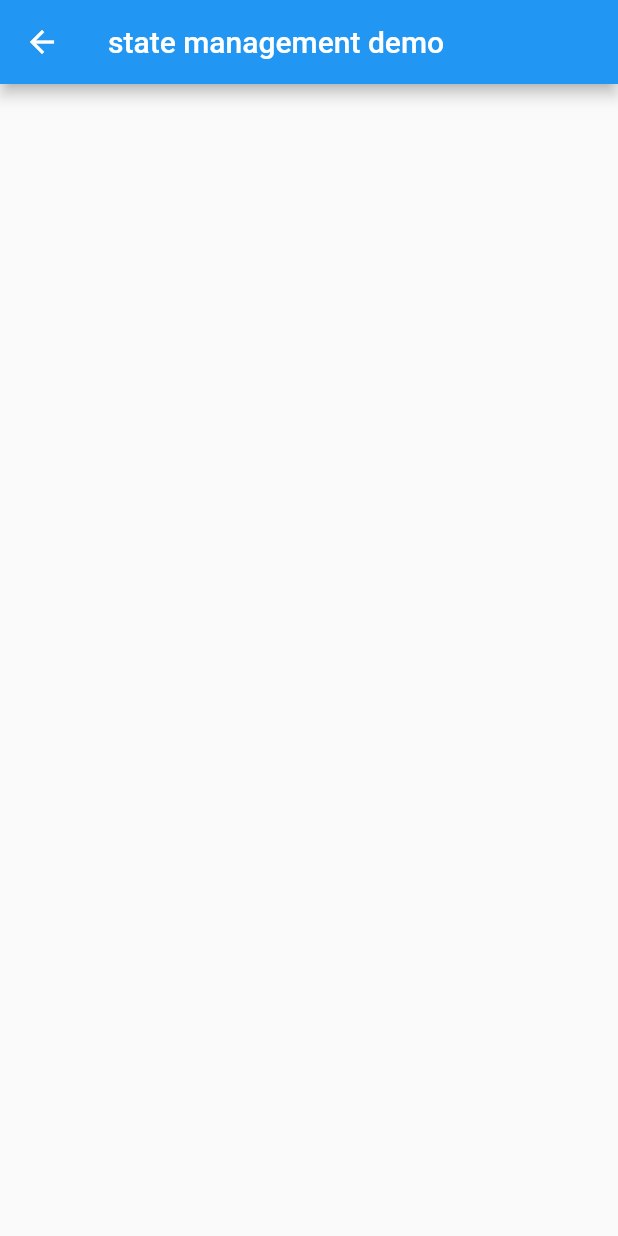
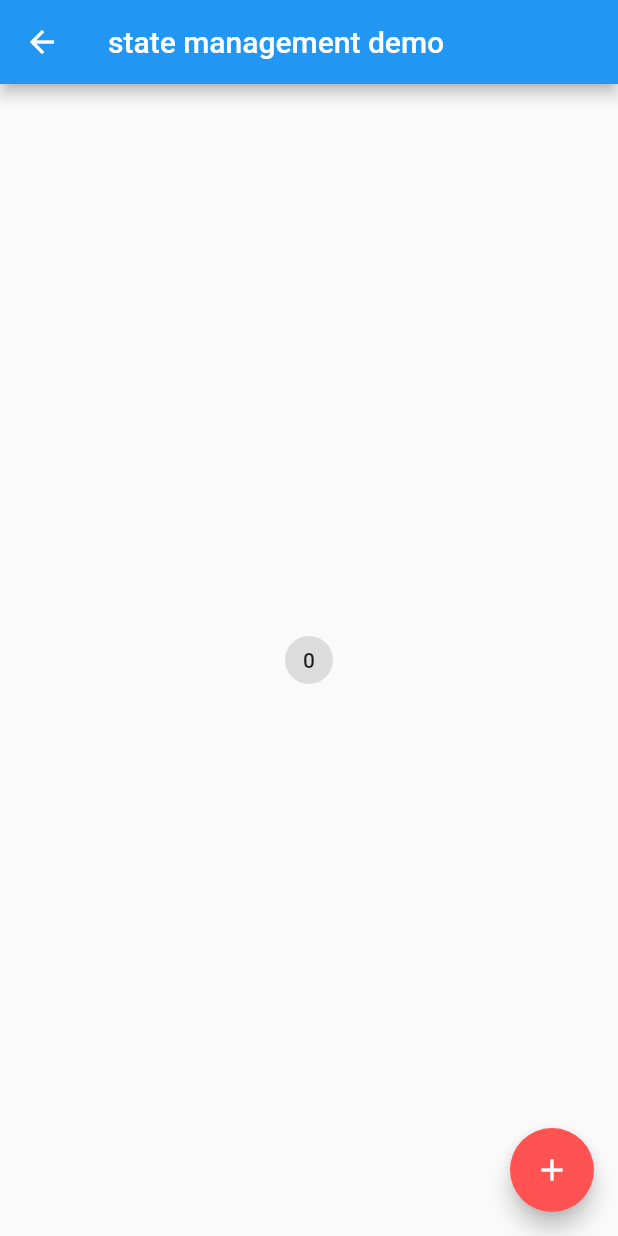
Before and after one commit to linsgmg/common_widget, a Flutter app: the StateManagementDemo screen opened by its route, on a phone screen of 412 x 824 dp. Run offline on Flutter 3.47's test engine with Material 2 defaults, Android fonts, the phone set to English and light mode, and no system bars; network calls fail.

```diff
--- a/lib/bottom_navigation_bar_demo.dart
+++ b/lib/bottom_navigation_bar_demo.dart
@@ -24,7 +24,7 @@ class _BottomNavigationBarDemoState extends State<BottomNavigationBarDemo> {
         Navigator.pushNamed(context, '/state_managemet_demo');
       }else if(index==3){
         debugPrint('底部按钮四');
-        Navigator.pushNamed(context, '/material_componets_demo');
+        Navigator.pushNamed(context, '/stream_demo');
       }
     });
   }
--- a/lib/state_demo/state_managemet_demo.dart
+++ b/lib/state_demo/state_managemet_demo.dart
@@ -1,15 +1,86 @@
 import 'package:flutter/material.dart';
+import 'package:scoped_model/scoped_model.dart';
+
+// class StateManagementDemo extends StatefulWidget {
+//   @override
+//   _StateManagementDemoState createState() => _StateManagementDemoState();
+// }
+
+// class _StateManagementDemoState extends State<StateManagementDemo> {
+//   int _count = 0;
+//   void _increaseCount() {
+//     setState(() {
+//       _count += 1;
+//       debugPrint('$_count');
+//     });
+//   }
 
 class StateManagementDemo extends StatelessWidget {
   @override
   Widget build(BuildContext context) {
-    return Scaffold(
-      appBar: AppBar(
-        title: Text('state management demo'),
-      ),
-      body: Container(
+    return ScopedModel(
+      // child: CounterProvider(
 
-      ),
+        model: CounterModel(),
+        child: Scaffold(
+          appBar: AppBar(
+            title: Text('state management demo'),
+          ),
+          body: Counter(),
+          floatingActionButton: ScopedModelDescendant<CounterModel>(
+            rebuildOnChange: false,
+            builder: (context, _, model) => FloatingActionButton(
+                  child: Icon(Icons.add),
+                  onPressed: model.increaseCount,
+                ),
+          ),
+        ),
+      // ),
     );
   }
 }
+
+class Counter extends StatelessWidget {
+  @override
+  Widget build(BuildContext context) {
+    // final int count = CounterProvider.of(context).count;
+    // final VoidCallback increateCount =
+    //     CounterProvider.of(context).increaseCount;
+
+    return Center(
+        child: ScopedModelDescendant<CounterModel>(
+      builder: (context, _, model) => ActionChip(
+            label: Text('${model.count}'),
+            onPressed: model.increaseCount,
+          ),
+    ));
+  }
+}
+
+class CounterProvider extends InheritedWidget {
+  final int count;
+  final VoidCallback increaseCount;
+  final Widget child;
+
+  CounterProvider({this.count, this.increaseCount, this.child})
+      : super(child: child);
+
+  static CounterProvider of(BuildContext context) =>
+      context.inheritFromWidgetOfExactType(CounterProvider);
+
+  @override
+  bool updateShouldNotify(InheritedWidget oldWidget) {
+    // TODO: implement updateShouldNotify
+    return true;
+  }
+}
+
+class CounterModel extends Model {
+  int _count = 0;
+  int get count => _count;
+
+  void increaseCount() {
+    _count += 1;
+    notifyListeners();
+  }
+}
--- a/pubspec.yaml
+++ b/pubspec.yaml
@@ -23,6 +23,9 @@ dependencies:
     # The following adds the Cupertino Icons font to your application.
     # Use with the CupertinoIcons class for iOS style icons.
   intl: 0.15.8
+  scoped_model: ^1.0.1
+  rxdart: ^0.21.0
+  http: 0.12.0+1
   cupertino_icons: ^0.1.2
 
 dev_dependencies:
```
Also changed, not shown: lib/bloc/bloc_demo.dart (added, +18 -0 lines), lib/bloc/bloc_widget.dart (added, +82 -0 lines), lib/http/http_demo.dart (added, +41 -0 lines), lib/main.dart (+25 -9 lines), lib/stream/stream_demo.dart (added, +116 -0 lines), pubspec.lock.
